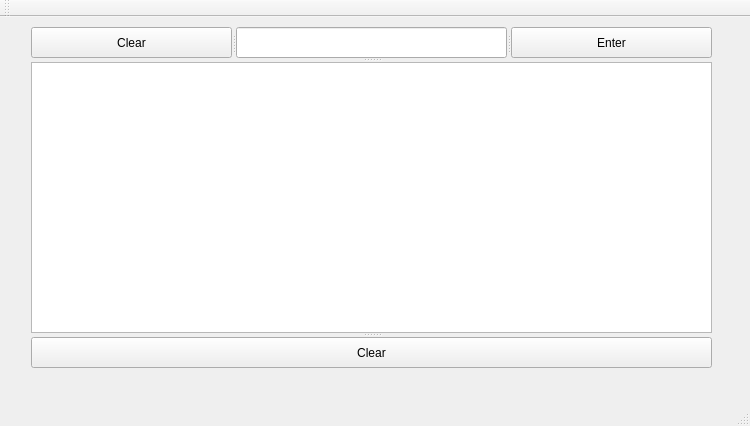
Old version of the form mainwindow.ui in the repository AnubisHades/QT_PACK_TOOL.
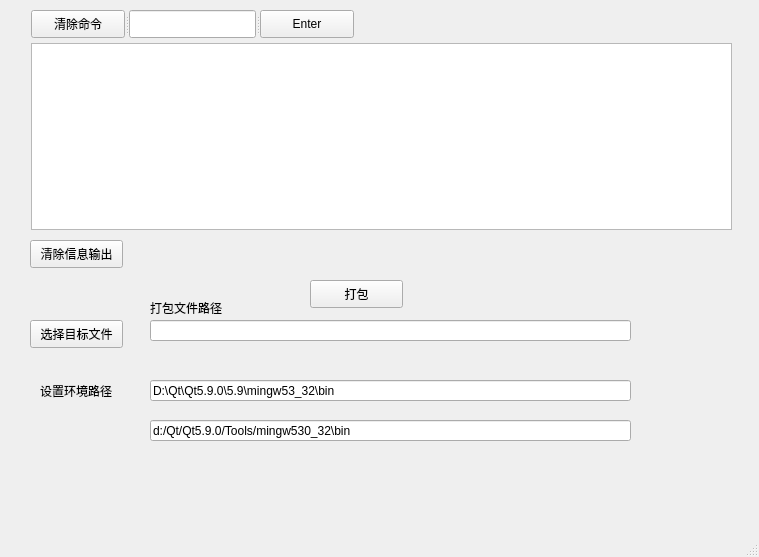
New version of the form.

Commit message: 添加打包相关信息

```diff
--- a/mainwindow.ui
+++ b/mainwindow.ui
@@ -6,72 +6,161 @@
    <rect>
     <x>0</x>
     <y>0</y>
-    <width>750</width>
-    <height>426</height>
+    <width>759</width>
+    <height>557</height>
    </rect>
   </property>
   <property name="windowTitle">
    <string>MainWindow</string>
   </property>
   <widget class="QWidget" name="centralWidget">
-   <widget class="QSplitter" name="splitter_3">
+   <widget class="QPushButton" name="pushButton_OpenFile">
+    <property name="geometry">
+     <rect>
+      <x>30</x>
+      <y>320</y>
+      <width>93</width>
+      <height>28</height>
+     </rect>
+    </property>
+    <property name="text">
+     <string>选择目标文件</string>
+    </property>
+   </widget>
+   <widget class="QLineEdit" name="lineEdit_EnvPath1">
+    <property name="geometry">
+     <rect>
+      <x>150</x>
+      <y>380</y>
+      <width>481</width>
+      <height>21</height>
+     </rect>
+    </property>
+    <property name="text">
+     <string>D:\Qt\Qt5.9.0\5.9\mingw53_32\bin</string>
+    </property>
+   </widget>
+   <widget class="QLineEdit" name="lineEdit_EnvPath2">
+    <property name="geometry">
+     <rect>
+      <x>150</x>
+      <y>420</y>
+      <width>481</width>
+      <height>21</height>
+     </rect>
+    </property>
+    <property name="text">
+     <string>d:/Qt/Qt5.9.0/Tools/mingw530_32\bin</string>
+    </property>
+   </widget>
+   <widget class="QLabel" name="label">
+    <property name="geometry">
+     <rect>
+      <x>40</x>
+      <y>370</y>
+      <width>91</width>
+      <height>41</height>
+     </rect>
+    </property>
+    <property name="text">
+     <string>设置环境路径</string>
+    </property>
+   </widget>
+   <widget class="QLineEdit" name="lineEdit_FilePath">
+    <property name="geometry">
+     <rect>
+      <x>150</x>
+      <y>320</y>
+      <width>481</width>
+      <height>21</height>
+     </rect>
+    </property>
+    <property name="text">
+     <string/>
+    </property>
+   </widget>
+   <widget class="QLabel" name="label_2">
+    <property name="geometry">
+     <rect>
+      <x>150</x>
+      <y>300</y>
+      <width>101</width>
+      <height>16</height>
+     </rect>
+    </property>
+    <property name="text">
+     <string>打包文件路径</string>
+    </property>
+   </widget>
+   <widget class="QPushButton" name="pushButton_Pack">
+    <property name="geometry">
+     <rect>
+      <x>310</x>
+      <y>280</y>
+      <width>93</width>
+      <height>28</height>
+     </rect>
+    </property>
+    <property name="text">
+     <string>打包</string>
+    </property>
+   </widget>
+   <widget class="QPushButton" name="pushButton_Clear">
+    <property name="enabled">
+     <bool>true</bool>
+    </property>
+    <property name="geometry">
+     <rect>
+      <x>30</x>
+      <y>240</y>
+      <width>93</width>
+      <height>28</height>
+     </rect>
+    </property>
+    <property name="sizePolicy">
+     <sizepolicy hsizetype="Minimum" vsizetype="Fixed">
+      <horstretch>0</horstretch>
+      <verstretch>0</verstretch>
+     </sizepolicy>
+    </property>
+    <property name="text">
+     <string>清除信息输出</string>
+    </property>
+   </widget>
+   <widget class="QSplitter" name="splitter">
     <property name="geometry">
      <rect>
       <x>31</x>
       <y>10</y>
-      <width>681</width>
-      <height>341</height>
+      <width>323</width>
+      <height>28</height>
      </rect>
     </property>
     <property name="orientation">
-     <enum>Qt::Vertical</enum>
+     <enum>Qt::Horizontal</enum>
     </property>
-    <widget class="QSplitter" name="splitter_2">
-     <property name="orientation">
-      <enum>Qt::Vertical</enum>
+    <widget class="QPushButton" name="pushButton">
+     <property name="text">
+      <string>清除命令</string>
      </property>
-     <widget class="QSplitter" name="splitter">
-      <property name="orientation">
-       <enum>Qt::Horizontal</enum>
-      </property>
-      <widget class="QPushButton" name="pushButton">
-       <property name="text">
-        <string>Clear</string>
-       </property>
-      </widget>
-      <widget class="QLineEdit" name="lineEdit"/>
-      <widget class="QPushButton" name="pushButton_Enter">
-       <property name="text">
-        <string>Enter</string>
-       </property>
-      </widget>
-     </widget>
-     <widget class="QTextEdit" name="textEdit"/>
     </widget>
-    <widget class="QPushButton" name="pushButton_Clear">
+    <widget class="QLineEdit" name="lineEdit"/>
+    <widget class="QPushButton" name="pushButton_Enter">
      <property name="text">
-      <string>Clear</string>
+      <string>Enter</string>
      </property>
     </widget>
    </widget>
-  </widget>
-  <widget class="QMenuBar" name="menuBar">
-   <property name="geometry">
-    <rect>
-     <x>0</x>
-     <y>0</y>
-     <width>750</width>
-     <height>26</height>
-    </rect>
-   </property>
-  </widget>
-  <widget class="QToolBar" name="mainToolBar">
-   <attribute name="toolBarArea">
-    <enum>TopToolBarArea</enum>
-   </attribute>
-   <attribute name="toolBarBreak">
-    <bool>false</bool>
-   </attribute>
+   <widget class="QTextEdit" name="textEdit">
+    <property name="geometry">
+     <rect>
+      <x>31</x>
+      <y>43</y>
+      <width>701</width>
+      <height>187</height>
+     </rect>
+    </property>
+   </widget>
   </widget>
   <widget class="QStatusBar" name="statusBar"/>
  </widget>
```
The commit also changes 2 other files.
